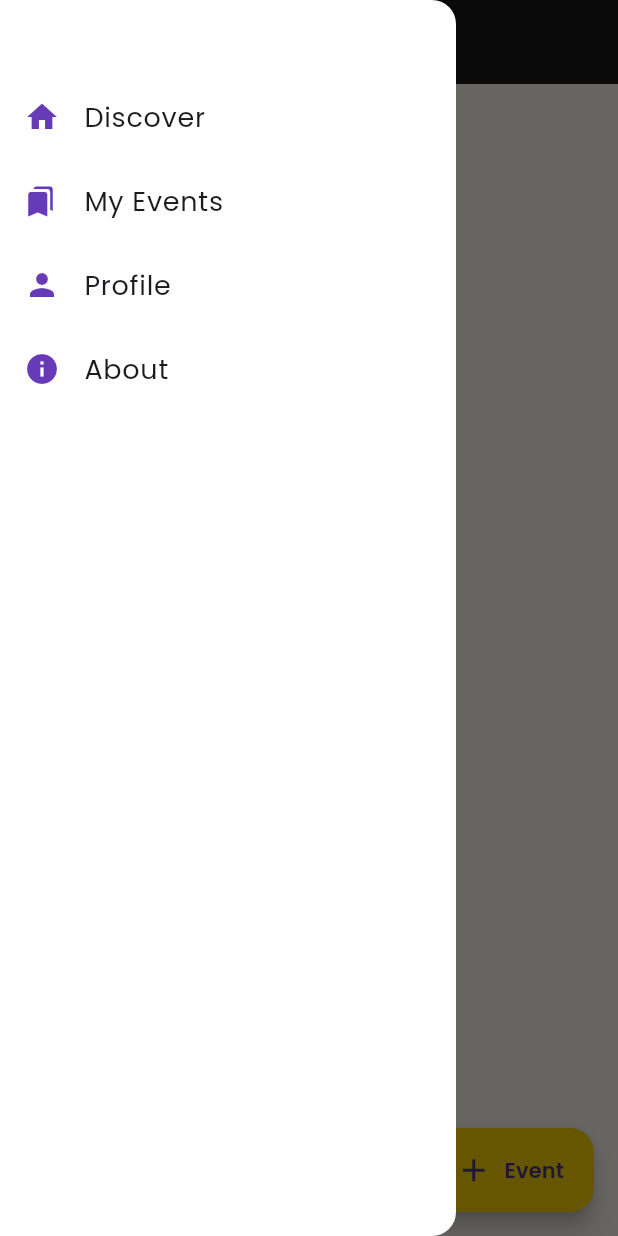
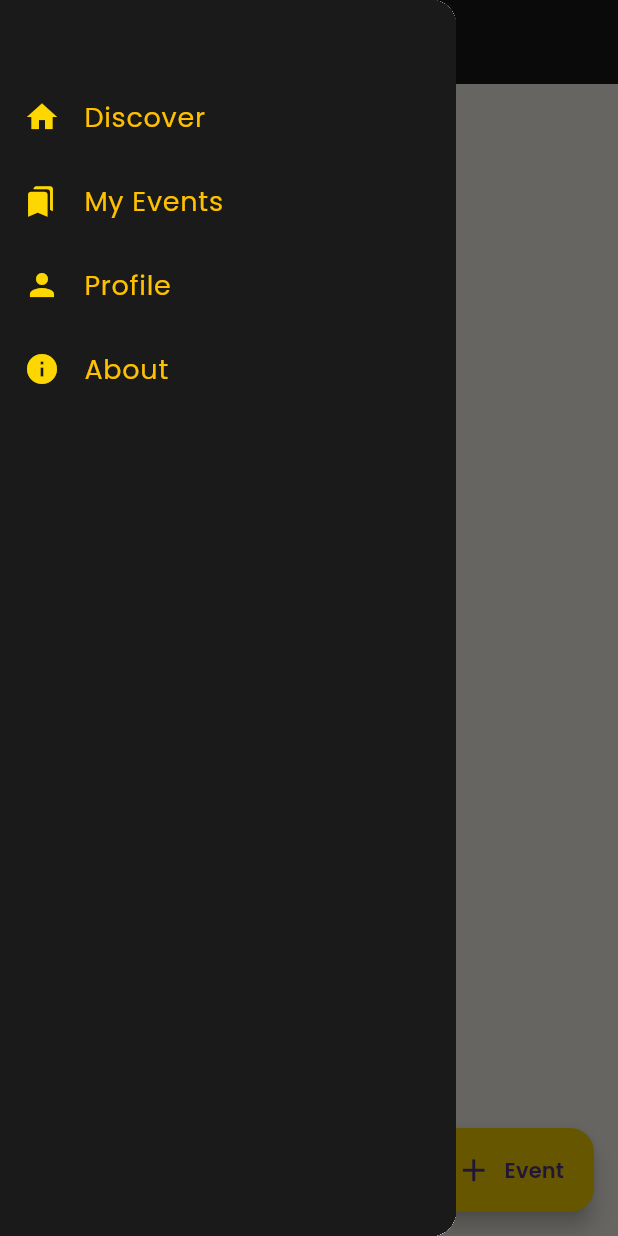
Before and after one commit to JamMeisy/colllege_ics26011_finals, a Flutter app: the screen it shows after launch, with the side drawer open, on a phone screen of 412 x 824 dp. Run offline on Flutter 3.47's test engine with Material 3 defaults, Android fonts, the phone set to English and light mode, and no system bars; our stand-ins replace cloud_firestore, double_back_to_close_app, firebase_auth, firebase_core, firebase_storage, google_fonts and 1 more; missing offline and left inert: scroll_datetime_picker; accounts and stored records are empty; generated files the repository leaves out were written again.

Commit message:
updated the borgir menu

```diff
--- a/lib/widgets/drawer.dart
+++ b/lib/widgets/drawer.dart
@@ -25,6 +25,8 @@ class MyDrawer extends StatelessWidget {
         } else {
           bool isAdmin = snapshot.data ?? false;
           return Drawer(
+            child: Container(
+              color: Color(0xFF1A1A1A), // Set background color to black
               child: ListView(
                 children: [
                   SizedBox(
@@ -33,12 +35,12 @@ class MyDrawer extends StatelessWidget {
                   ListTile(
                     leading: Icon(
                       Icons.home,
-                    color: Colors.deepPurple,
+                      color: Color(0xFFFFD700),
                       size: 24,
                     ),
                     title: Text(
                       'Discover',
-                    style: TextStyle(fontSize: 18),
+                      style: TextStyle(fontSize: 18, color: Color(0xFFFFC000)),
                     ),
                     onTap: () => Navigator.of(context).pushReplacement(
                         MaterialPageRoute(builder: (context) => ViewEventList())),
@@ -46,12 +48,12 @@ class MyDrawer extends StatelessWidget {
                   ListTile(
                     leading: Icon(
                       Icons.bookmarks,
-                    color: Colors.deepPurple,
+                      color: Color(0xFFFFD700),
                       size: 22,
                     ),
                     title: Text(
                       'My Events',
-                    style: TextStyle(fontSize: 18),
+                      style: TextStyle(fontSize: 18, color: Color(0xFFFFC000)),
                     ),
                     onTap: () => Navigator.of(context).pushReplacement(
                         MaterialPageRoute(builder: (context) => MyEventsPage())),
@@ -60,12 +62,12 @@ class MyDrawer extends StatelessWidget {
                     ListTile(
                       leading: Icon(
                         Icons.pending,
-                      color: Colors.deepPurple,
+                        color: Color(0xFFFFD700),
                         size: 24,
                       ),
                       title: Text(
                         'Pending Events',
-                      style: TextStyle(fontSize: 18),
+                        style: TextStyle(fontSize: 18, color: Color(0xFFFFC000)),
                       ),
                       onTap: () => Navigator.of(context).pushReplacement(
                           MaterialPageRoute(
@@ -74,12 +76,12 @@ class MyDrawer extends StatelessWidget {
                   ListTile(
                     leading: Icon(
                       Icons.person,
-                    color: Colors.deepPurple,
+                      color: Color(0xFFFFD700),
                       size: 24,
                     ),
                     title: Text(
                       'Profile',
-                    style: TextStyle(fontSize: 18),
+                      style: TextStyle(fontSize: 18, color: Color(0xFFFFC000)),
                     ),
                     onTap: () => Navigator.of(context).pushReplacement(
                         MaterialPageRoute(builder: (context) => ProfilePage())),
@@ -87,17 +89,18 @@ class MyDrawer extends StatelessWidget {
                   ListTile(
                     leading: Icon(
                       Icons.info,
-                    color: Colors.deepPurple,
+                      color: Color(0xFFFFD700),
                       size: 24,
                     ),
                     title: Text(
                       'About',
-                    style: TextStyle(fontSize: 18),
+                      style: TextStyle(fontSize: 18, color: Color(0xFFFFC000)),
                     ),
                     onTap: () => Navigator.of(context).pushReplacement(
                         MaterialPageRoute(builder: (context) => AboutPage())),
                   ),
                 ],
+              ),
             ),
           );
         }
```
Lines whose indentation alone changed are shown as unchanged.
